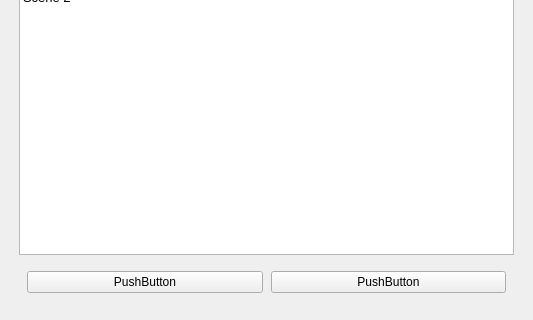
Avgilles/houdini-project-manager, file projetManager.ui: the form before one commit; both pictures show x 0 to 533 and y 179 to 499 of the 533 by 499 pixel window.
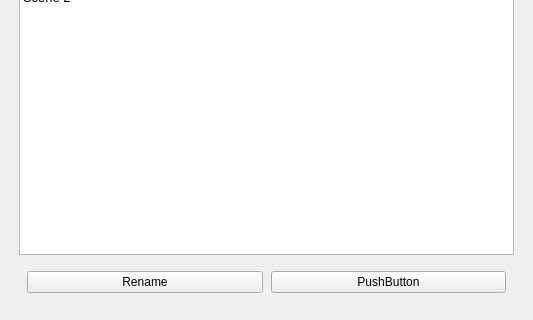
The form after the commit.

Commit message: project manager v1 done

```diff
--- a/projetManager.ui
+++ b/projetManager.ui
@@ -218,7 +218,7 @@
        <item>
         <widget class="QPushButton" name="pushButton_3">
          <property name="text">
-          <string>PushButton</string>
+          <string>Rename</string>
          </property>
         </widget>
        </item>
```
Left out of the diff: 2 changed lines with no effect on the pictures. The commit also changes 1 other file.
